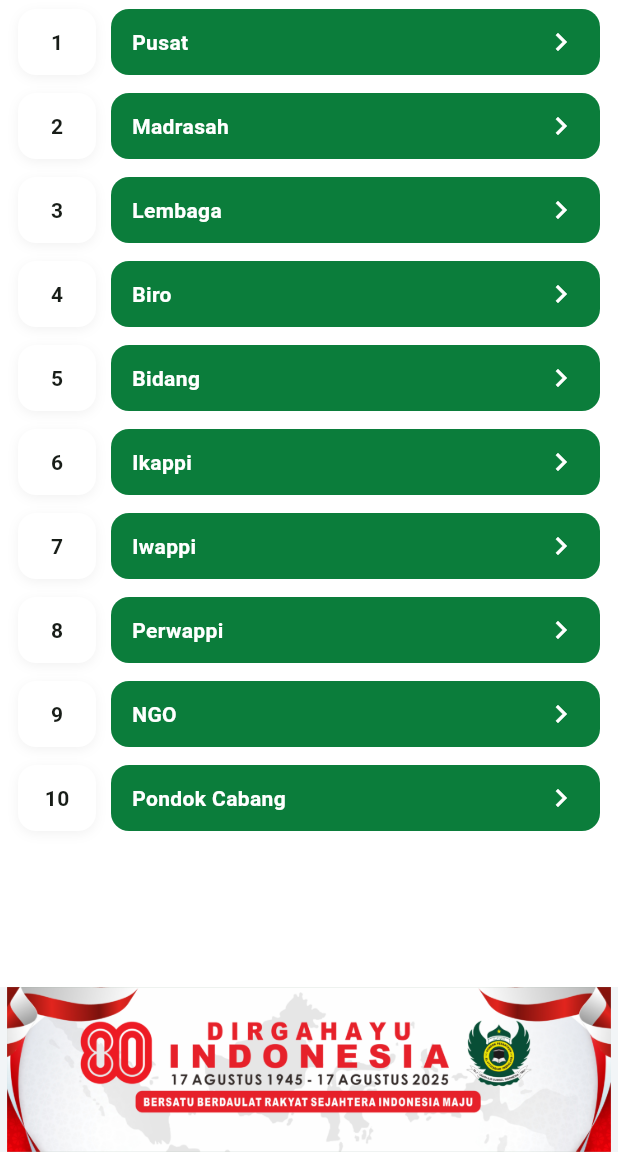
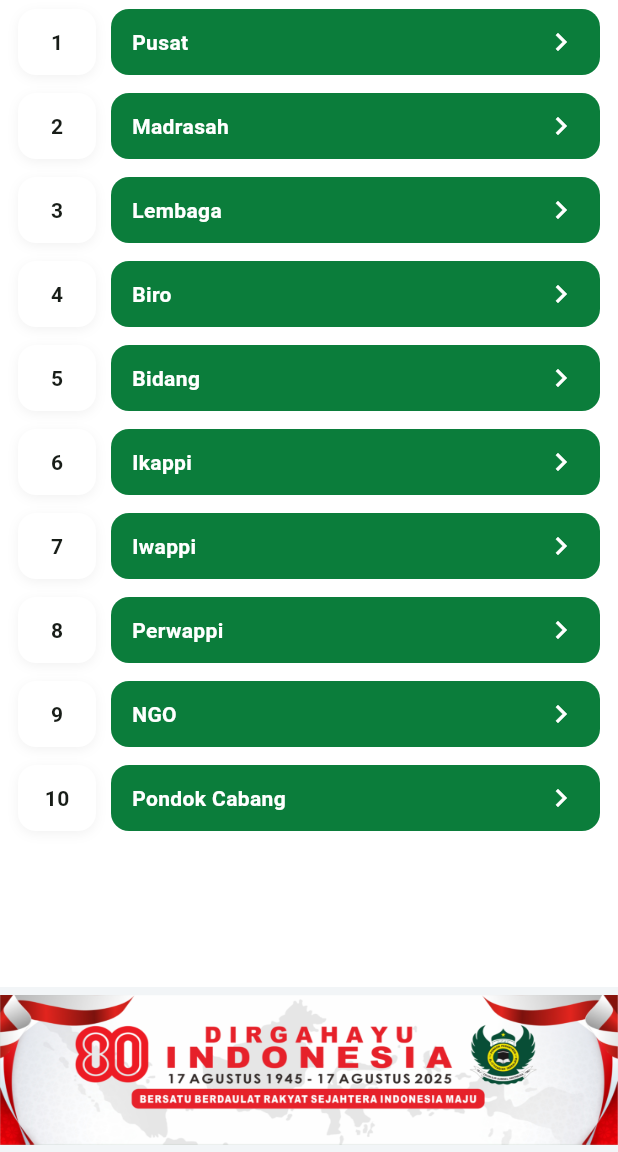
Before and after one commit to hkvil/flutter_ponpes, a Flutter app: the screen it shows after launch, after a tap on "PPI", on a phone screen of 412 x 824 dp, the part 84-1236 px from its top. Run offline on Flutter 3.47's test engine with Material 3 defaults, Android fonts, the phone set to English and light mode, and no system bars.

Commit message:
detail madrasah dan perbaikan banner

```diff
--- a/lib/screens/home/home_screen.dart
+++ b/lib/screens/home/home_screen.dart
@@ -44,7 +44,11 @@ class HomeScreen extends StatelessWidget {
               padding: EdgeInsets.zero,
               children: [
                 Padding(
-                  padding: const EdgeInsets.symmetric(horizontal: 12, vertical: 8),
+                  padding:
+                      const EdgeInsets.symmetric(horizontal: 12, vertical: 20),
+                  child: Material(
+                    elevation: 12,
+                    borderRadius: BorderRadius.circular(12),
                     child: _ResponsiveGrid(
                       children: [
                         for (final (title, icon) in _menuItems)
@@ -62,23 +66,61 @@ class HomeScreen extends StatelessWidget {
                       ],
                     ),
                   ),
+                ),
+                Padding(
+                  padding: const EdgeInsets.fromLTRB(16, 8, 16, 6),
+                  child: Row(
+                    mainAxisSize: MainAxisSize.min,
+                    children: [
+                      Container(
+                        width: 2,
+                        height: 24,
+                        decoration: BoxDecoration(
+                          color: Colors.green.shade700,
+                          borderRadius: BorderRadius.circular(1),
+                        ),
+                      ),
+                      const SizedBox(width: 8),
+                      IntrinsicWidth(
+                        child: Stack(
+                          alignment: Alignment.centerLeft,
+                          children: [
+                            Container(
+                              height: 24,
+                              decoration: BoxDecoration(
+                                color: Colors.green.shade700,
+                              ),
+                            ),
                             const Padding(
-                  padding: EdgeInsets.fromLTRB(16, 8, 16, 6),
+                              padding: EdgeInsets.symmetric(horizontal: 6),
                               child: Text(
                                 'Prestasi & Penghargaan',
-                    style: TextStyle(fontSize: 16, fontWeight: FontWeight.w700),
+                                style: TextStyle(
+                                    fontSize: 14,
+                                    fontWeight: FontWeight.w600,
+                                    color: Colors.white),
+                              ),
+                            ),
+                          ],
+                        ),
+                      ),
+                    ],
                   ),
                 ),
                 const _AchievementItem(title: 'Go Internasional Sejak 1997'),
-                const _AchievementItem(title: 'Pesantren Unggulan Nasional Sejak 1999'),
-                const _AchievementItem(title: 'Masuk 20 Pesantren Berpengaruh di Indonesia Sejak 2005'),
+                const _AchievementItem(
+                    title: 'Pesantren Unggulan Nasional Sejak 1999'),
+                const _AchievementItem(
+                    title:
+                        'Masuk 20 Pesantren Berpengaruh di Indonesia Sejak 2005'),
                 const SizedBox(height: 72),
               ],
             ),
           ),
         ],
       ),
-      bottomNavigationBar: const BottomBanner(assetPath: 'assets/banners/bottom.png'),
+      bottomNavigationBar:
+          const BottomBanner(assetPath: 'assets/banners/bottom.png'),
     );
   }
 }
--- a/lib/widgets/banner_container.dart
+++ b/lib/widgets/banner_container.dart
@@ -16,21 +16,25 @@ class BannerContainer extends StatelessWidget {
 
   @override
   Widget build(BuildContext context) {
-    return Container(
+    return Material(
+      elevation: 8,
+      child: Container(
         height: height,
-      margin: const EdgeInsets.fromLTRB(12, 12, 12, 8),
+        width: double.infinity,
+        // margin: const EdgeInsets.fromLTRB(12, 12, 12, 8),
         decoration: BoxDecoration(
           color: AppColors.bannerBg,
-        borderRadius: BorderRadius.circular(16),
+          // borderRadius: BorderRadius.circular(16),
         ),
         clipBehavior: Clip.antiAlias,
         child: assetPath != null
             ? Image.asset(
                 assetPath!,
-              fit: BoxFit.cover,
+                fit: BoxFit.fill,
                 errorBuilder: (_, __, ___) => const _Fallback(),
               )
             : const _Fallback(),
+      ),
     );
   }
 }
--- a/lib/widgets/bottom_banner.dart
+++ b/lib/widgets/bottom_banner.dart
@@ -12,7 +12,10 @@ class BottomBanner extends StatelessWidget {
   final String? assetPath;
   final String fallbackText;
 
-  const BottomBanner({super.key, this.assetPath, this.fallbackText = 'Dirgahayu Indonesia – Banner Placeholder'});
+  const BottomBanner(
+      {super.key,
+      this.assetPath,
+      this.fallbackText = 'Dirgahayu Indonesia – Banner Placeholder'});
 
   @override
   Widget build(BuildContext context) {
@@ -23,9 +26,11 @@ class BottomBanner extends StatelessWidget {
           ? Center(
               child: Image.asset(
                 assetPath!,
-                fit: BoxFit.fitWidth,
-                height: double.infinity,
-                errorBuilder: (_, __, ___) => _FallbackText(fallbackText: fallbackText),
+                fit: BoxFit.fill,
+                height: 100,
+                width: double.infinity,
+                errorBuilder: (_, __, ___) =>
+                    _FallbackText(fallbackText: fallbackText),
               ),
             )
           : _FallbackText(fallbackText: fallbackText),
```
Also changed, not shown: lib/screens/madrasah/detail_madrasah_screen.dart (+37 -1 lines), lib/widgets/detail_layout.dart (added, +73 -0 lines), lib/widgets/option_tile.dart (+21 -2 lines). Lines whose indentation alone changed are shown as unchanged.
